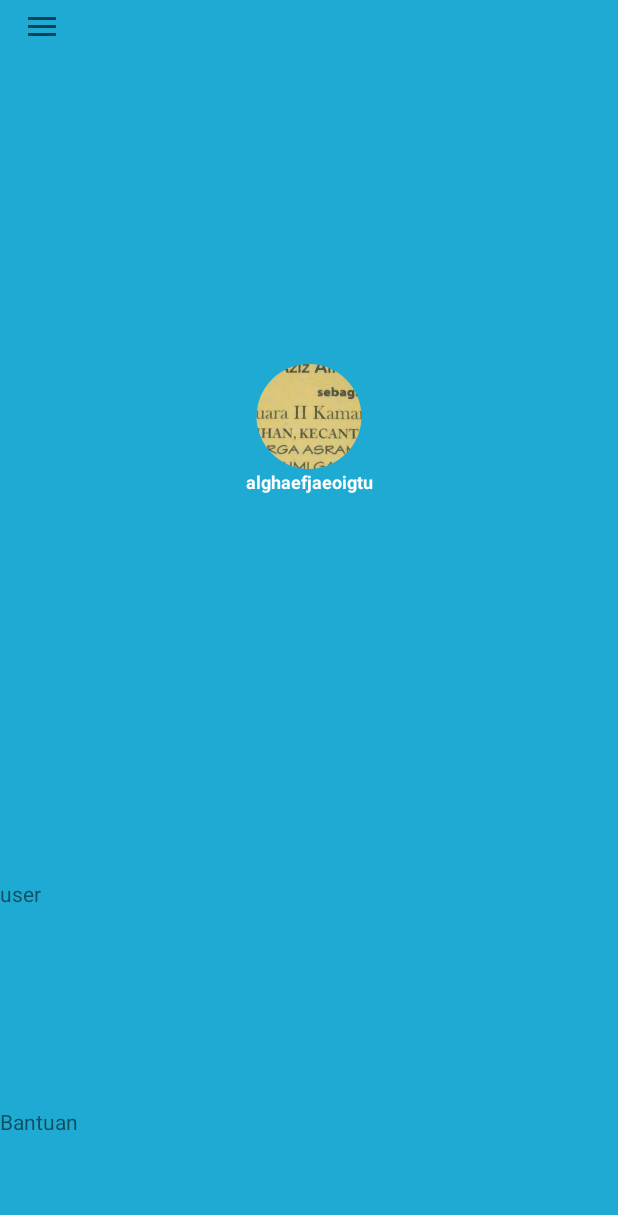
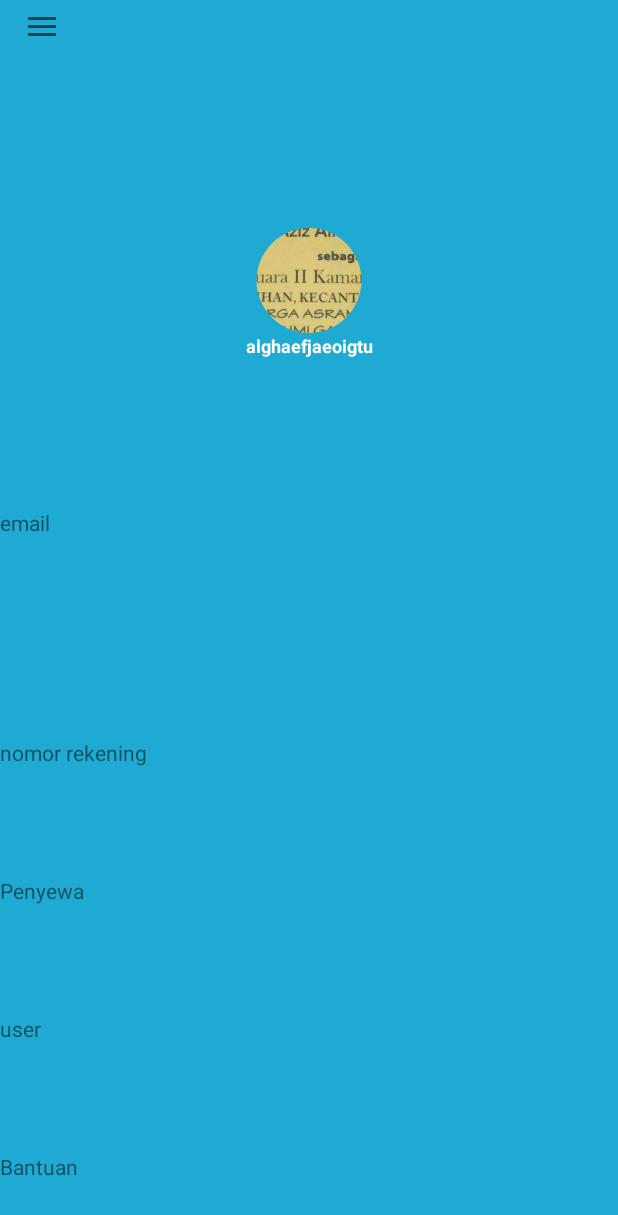
Before and after one commit to azizainunnajib/Maps, an Android app: the fragment Profil placed in its activity, in the side drawer, after a tap on "Profil", on a phone screen of 412 x 824 dp. Shown: the top 1215 px of the screen. Run offline under Robolectric (Android 15) with nearby library versions, the phone set to English and light mode, and no system bars; our stand-ins replace CircleImageView, Firebase (no records; nobody signed in at launch, a user with empty details on screens opened directly); libraries missing offline, so code that uses them is left out: com.firebase.ui; pictures from the network do not load; 1 statement that could not run was skipped.

```diff
--- a/app/src/main/java/com/example/azizainun/maps/Profil.java
+++ b/app/src/main/java/com/example/azizainun/maps/Profil.java
@@ -11,9 +11,11 @@ import android.view.View;
 import android.view.ViewGroup;
 import android.widget.ImageView;
 import android.widget.RelativeLayout;
+import android.widget.Switch;
 import android.widget.TextView;
 import android.widget.Toast;
 import android.widget.Toolbar;
+import android.widget.ViewSwitcher;
 
 import com.bumptech.glide.Glide;
 import com.bumptech.glide.signature.StringSignature;
@@ -24,13 +26,20 @@ import com.google.firebase.storage.StorageReference;
 public class Profil extends Fragment implements View.OnClickListener {
     public ImageView imageProfil;
     TextView penyewa;
+    ViewSwitcher viewSwitcher;
     protected FirebaseStorage storage = FirebaseStorage.getInstance();
     protected StorageReference storageReference = storage.getReferenceFromUrl("https://firebasestorage.googleapis.com/v0/b/my-project-1479543973833.appspot.com/o/images%2Fimage.jpg?alt=media&token=6073e4c4-5c6e-47e3-9427-90a1a99f151d");
     public View onCreateView(LayoutInflater inflater, ViewGroup container, Bundle savedInstanceState) {
         View provilView = inflater.inflate(R.layout.activity_profil,container, false);
         penyewa = (TextView) provilView.findViewById(R.id.sewa_profil);
+
         RelativeLayout editProfil = (RelativeLayout) provilView.findViewById(R.id.profil);
         editProfil.setOnClickListener(this);
+
+        viewSwitcher = (ViewSwitcher) provilView.findViewById(R.id.my_switcher);
+        viewSwitcher.setOnClickListener(this);
+
+
 
         StorageReference pathstorage = storage.getReference().child("images/image.jpg");
         ImageView image = (ImageView) provilView.findViewById(R.id.gambar_profil);
@@ -45,21 +54,35 @@ public class Profil extends Fragment implements View.OnClickListener {
         penyewa.setText(User.getUID());
         return provilView;
     }
-
     /*public void editProfil (View v) {
 
     }*/
     @Override
     public void onClick (View v) {
-        Toast.makeText(getContext(), "edit profil", Toast.LENGTH_SHORT).show();
-        Intent i = new Intent(getContext(), EditProfil.class);
-        startActivity(i);
+        switch(v.getId()) {
+            case R.id.profil:
+                Toast.makeText(getContext(), "edit profil", Toast.LENGTH_SHORT).show();
+                Intent i = new Intent(getContext(), EditProfil.class);
+                startActivity(i);
+                break;
+            case R.id.my_switcher:
+                viewSwitcher.showNext();
+                TextView myTV = (TextView) viewSwitcher.findViewById(R.id.clickable_text_view);
+                myTV.setText("value");
+
+        }
 //        Fragment fragment = new EditProfil1();
 //        FragmentTransaction ft = getActivity().getSupportFragmentManager().beginTransaction();
 //        ft.replace(R.id.content_frame, fragment).addToBackStack(null);
 //        ft.commit();
     }
 
+    public void TextViewClicked() {
+        ViewSwitcher switcher = (ViewSwitcher) getView().findViewById(R.id.my_switcher);
+        switcher.showNext(); //or switcher.showPrevious();
+        TextView myTV = (TextView) switcher.findViewById(R.id.clickable_text_view);
+        myTV.setText("value");
+    }
 //    public void onViewCreated(View view, Bundle savedInstanceState) {
 //        super.onViewCreated(view, savedInstanceState);
 //        getActivity().setTitle("homeses");
--- a/app/src/main/res/layout/activity_profil.xml
+++ b/app/src/main/res/layout/activity_profil.xml
@@ -31,6 +31,39 @@
             android:src="@drawable/sukses"
             android:layout_centerInParent="true" />
     </RelativeLayout>
+    <ViewSwitcher
+        xmlns:android="http://schemas.android.com/apk/res/android"
+        android:id="@+id/my_switcher"
+        android:layout_width="match_parent"
+        android:layout_height="wrap_content"
+        android:layout_weight="1" >
+
+        <TextView
+            android:layout_width="match_parent"
+            android:layout_height="match_parent"
+            android:id="@+id/clickable_text_view"
+            android:text="email" />
+
+        <EditText
+            android:id="@+id/hidden_edit_view"
+            android:layout_width="match_parent"
+            android:layout_height="wrap_content"
+            android:hint="Email" />
+    </ViewSwitcher>
+    <TextView
+        android:layout_width="match_parent"
+        android:layout_height="wrap_content"
+        android:text="nomor rekening"
+        android:id="@+id/rek_profil"
+        android:gravity="center_vertical"
+        android:layout_weight="1"/>
+    <TextView
+        android:layout_width="match_parent"
+        android:layout_height="wrap_content"
+        android:text="Penyewa"
+        android:id="@+id/HP_profil"
+        android:gravity="center_vertical"
+        android:layout_weight="1"/>
     <TextView
         android:layout_width="match_parent"
         android:layout_height="wrap_content"
```
